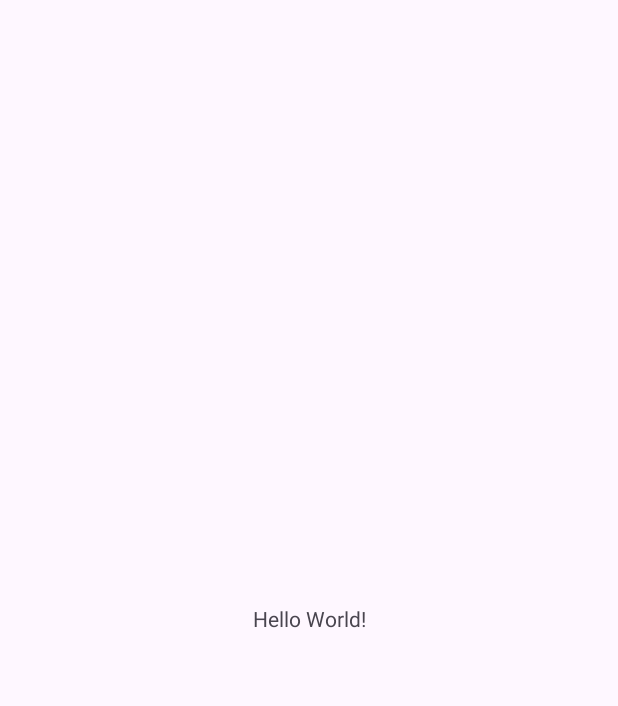
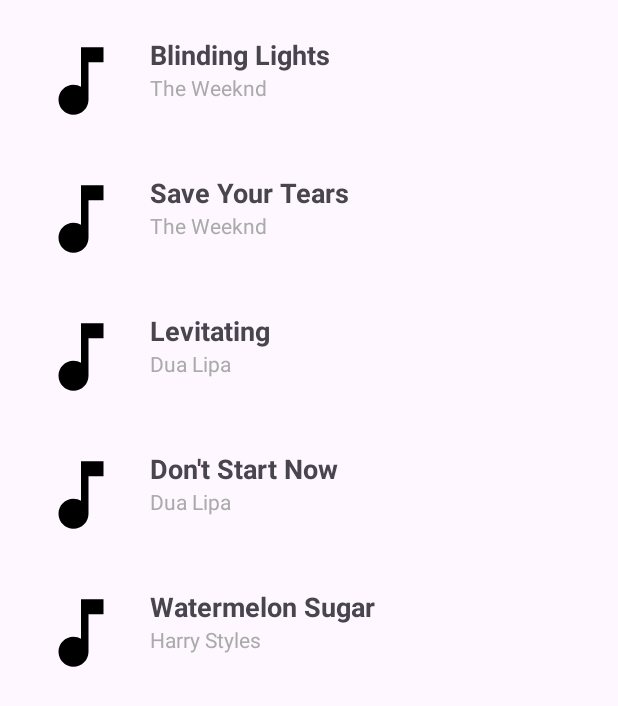
Before and after one commit to Zahid2496/Music-Streaming-Platform, an Android app: the screen it shows after launch (MainActivity), on a phone screen of 412 x 824 dp. Before the commit the part shown is almost empty. Shown: the top 706 px of the screen. Run offline under Robolectric (Android 15) with nearby library versions, the phone set to English and light mode, and no system bars; pictures from the network do not load.

Commit message:
Feature/MusicList Under Development

```diff
--- a/app/src/main/java/com/thapamusic/deezspot/MainActivity.java
+++ b/app/src/main/java/com/thapamusic/deezspot/MainActivity.java
@@ -1,24 +1,39 @@
 package com.thapamusic.deezspot;
 
 import android.os.Bundle;
-
-import androidx.activity.EdgeToEdge;
 import androidx.appcompat.app.AppCompatActivity;
-import androidx.core.graphics.Insets;
-import androidx.core.view.ViewCompat;
-import androidx.core.view.WindowInsetsCompat;
+import androidx.recyclerview.widget.LinearLayoutManager;
+import androidx.recyclerview.widget.RecyclerView;
+import java.util.ArrayList;
+import java.util.List;
 
 public class MainActivity extends AppCompatActivity {
+    private RecyclerView musicRecyclerView;
+    private MusicAdapter musicAdapter;
+    private List<Music> musicList;
 
     @Override
     protected void onCreate(Bundle savedInstanceState) {
         super.onCreate(savedInstanceState);
-        EdgeToEdge.enable(this);
         setContentView(R.layout.activity_main);
-        ViewCompat.setOnApplyWindowInsetsListener(findViewById(R.id.main), (v, insets) -> {
-            Insets systemBars = insets.getInsets(WindowInsetsCompat.Type.systemBars());
-            v.setPadding(systemBars.left, systemBars.top, systemBars.right, systemBars.bottom);
-            return insets;
-        });
+
+        musicRecyclerView = findViewById(R.id.music_recycler_view);
+        musicRecyclerView.setLayoutManager(new LinearLayoutManager(this));
+
+        // Initialize music list
+        musicList = new ArrayList<>();
+        musicList.add(new Music("1", "Blinding Lights", "The Weeknd", "After Hours",
+                203, "https://i.imgur.com/7jyzJbD.jpg", "https://example.com/music1.mp3"));
+        musicList.add(new Music("2", "Save Your Tears", "The Weeknd", "After Hours",
+                215, "https://i.imgur.com/7jyzJbD.jpg", "https://example.com/music2.mp3"));
+        musicList.add(new Music("3", "Levitating", "Dua Lipa", "Future Nostalgia",
+                218, "https://i.imgur.com/5XyW3fY.jpg", "https://example.com/music3.mp3"));
+        musicList.add(new Music("4", "Don't Start Now", "Dua Lipa", "Future Nostalgia",
+                183, "https://i.imgur.com/5XyW3fY.jpg", "https://example.com/music4.mp3"));
+        musicList.add(new Music("5", "Watermelon Sugar", "Harry Styles", "Fine Line",
+                174, "https://i.imgur.com/9qkZQvD.jpg", "https://example.com/music5.mp3"));
+
+        musicAdapter = new MusicAdapter(this, musicList);
+        musicRecyclerView.setAdapter(musicAdapter);
     }
 }
--- /dev/null
+++ b/app/src/main/java/com/thapamusic/deezspot/Music.java
@@ -0,0 +1,33 @@
+package com.thapamusic.deezspot;
+
+import java.io.Serializable;
+
+public class Music implements Serializable {
+    private String id;
+    private String title;
+    private String artist;
+    private String album;
+    private int duration;
+    private String imageUrl;
+    private String musicUrl;
+
+    public Music(String id, String title, String artist, String album,
+                 int duration, String imageUrl, String musicUrl) {
+        this.id = id;
+        this.title = title;
+        this.artist = artist;
+        this.album = album;
+        this.duration = duration;
+        this.imageUrl = imageUrl;
+        this.musicUrl = musicUrl;
+    }
+
+    // Getters
+    public String getId() { return id; }
+    public String getTitle() { return title; }
+    public String getArtist() { return artist; }
+    public String getAlbum() { return album; }
+    public int getDuration() { return duration; }
+    public String getImageUrl() { return imageUrl; }
+    public String getMusicUrl() { return musicUrl; }
+}
--- /dev/null
+++ b/app/src/main/java/com/thapamusic/deezspot/MusicAdapter.java
@@ -0,0 +1,66 @@
+package com.thapamusic.deezspot;
+
+import android.content.Context;
+import android.content.Intent;
+import android.view.LayoutInflater;
+import android.view.View;
+import android.view.ViewGroup;
+import android.widget.ImageView;
+import android.widget.TextView;
+import androidx.annotation.NonNull;
+import androidx.recyclerview.widget.RecyclerView;
+import com.bumptech.glide.Glide;
+import java.util.List;
+
+public class MusicAdapter extends RecyclerView.Adapter<MusicAdapter.MusicViewHolder> {
+    private Context context;
+    private List<Music> musicList;
+
+    public MusicAdapter(Context context, List<Music> musicList) {
+        this.context = context;
+        this.musicList = musicList;
+    }
+
+    @NonNull
+    @Override
+    public MusicViewHolder onCreateViewHolder(@NonNull ViewGroup parent, int viewType) {
+        View view = LayoutInflater.from(context).inflate(R.layout.music_item, parent, false);
+        return new MusicViewHolder(view);
+    }
+
+    @Override
+    public void onBindViewHolder(@NonNull MusicViewHolder holder, int position) {
+        Music music = musicList.get(position);
+        holder.title.setText(music.getTitle());
+        holder.artist.setText(music.getArtist());
+
+        Glide.with(context)
+                .load(music.getImageUrl())
+                .placeholder(R.drawable.ic_music_note)
+                .error(R.drawable.ic_music_note)
+                .into(holder.image);
+
+        holder.itemView.setOnClickListener(v -> {
+            Intent intent = new Intent(context, MusicDetailsActivity.class);
+            intent.putExtra("music", music);
+            context.startActivity(intent);
+        });
+    }
+
+    @Override
+    public int getItemCount() {
+        return musicList.size();
+    }
+
+    public static class MusicViewHolder extends RecyclerView.ViewHolder {
+        TextView title, artist;
+        ImageView image;
+
+        public MusicViewHolder(@NonNull View itemView) {
+            super(itemView);
+            title = itemView.findViewById(R.id.music_title);
+            artist = itemView.findViewById(R.id.music_artist);
+            image = itemView.findViewById(R.id.music_image);
+        }
+    }
+}
--- /dev/null
+++ b/app/src/main/java/com/thapamusic/deezspot/MusicPlayerActivity.java
@@ -0,0 +1,4 @@
+package com.thapamusic.deezspot;
+
+public class MusicPlayerActivity {
+}
--- /dev/null
+++ b/app/src/main/res/drawable/ic_music_note.xml
@@ -0,0 +1,9 @@
+<vector xmlns:android="http://schemas.android.com/apk/res/android"
+    android:width="24dp"
+    android:height="24dp"
+    android:viewportWidth="24"
+    android:viewportHeight="24">
+    <path
+        android:fillColor="#FF000000"
+        android:pathData="M12,3v10.55c-0.59,-0.34 -1.27,-0.55 -2,-0.55 -2.21,0 -4,1.79 -4,4s1.79,4 4,4 4,-1.79 4,-4V7h4V3H12z" />
+</vector>
--- a/app/src/main/res/layout/activity_main.xml
+++ b/app/src/main/res/layout/activity_main.xml
@@ -1,19 +1,14 @@
 <?xml version="1.0" encoding="utf-8"?>
-<androidx.constraintlayout.widget.ConstraintLayout xmlns:android="http://schemas.android.com/apk/res/android"
-    xmlns:app="http://schemas.android.com/apk/res-auto"
+<RelativeLayout xmlns:android="http://schemas.android.com/apk/res/android"
     xmlns:tools="http://schemas.android.com/tools"
-    android:id="@+id/main"
     android:layout_width="match_parent"
     android:layout_height="match_parent"
     tools:context=".MainActivity">
 
-    <TextView
-        android:layout_width="wrap_content"
-        android:layout_height="wrap_content"
-        android:text="Hello World!"
-        app:layout_constraintBottom_toBottomOf="parent"
-        app:layout_constraintEnd_toEndOf="parent"
-        app:layout_constraintStart_toStartOf="parent"
-        app:layout_constraintTop_toTopOf="parent" />
+    <androidx.recyclerview.widget.RecyclerView
+        android:id="@+id/music_recycler_view"
+        android:layout_width="match_parent"
+        android:layout_height="match_parent"
+        android:padding="8dp" />
 
-</androidx.constraintlayout.widget.ConstraintLayout>
+</RelativeLayout>
--- /dev/null
+++ b/app/src/main/res/layout/music_item.xml
@@ -0,0 +1,34 @@
+<?xml version="1.0" encoding="utf-8"?>
+<LinearLayout xmlns:android="http://schemas.android.com/apk/res/android"
+    android:layout_width="match_parent"
+    android:layout_height="wrap_content"
+    android:orientation="horizontal"
+    android:padding="16dp">
+
+    <ImageView
+        android:id="@+id/music_image"
+        android:layout_width="60dp"
+        android:layout_height="60dp"
+        android:src="@drawable/ic_music_note" />
+
+    <LinearLayout
+        android:layout_width="match_parent"
+        android:layout_height="wrap_content"
+        android:layout_marginStart="16dp"
+        android:orientation="vertical">
+
+        <TextView
+            android:id="@+id/music_title"
+            android:layout_width="match_parent"
+            android:layout_height="wrap_content"
+            android:textSize="18sp"
+            android:textStyle="bold" />
+
+        <TextView
+            android:id="@+id/music_artist"
+            android:layout_width="match_parent"
+            android:layout_height="wrap_content"
+            android:textSize="14sp"
+            android:textColor="@android:color/darker_gray" />
+    </LinearLayout>
+</LinearLayout>
```
Also changed, not shown: app/build.gradle.kts (+30 -0 lines), app/src/main/AndroidManifest.xml (+14 -7 lines), app/src/main/java/com/thapamusic/deezspot/MusicDetailsActivity.java (added, +68 -0 lines), app/src/main/java/com/thapamusic/deezspot/MusicPlayerService.java (added, +98 -0 lines), app/src/main/res/layout/activity_music_details.xml (added, +52 -0 lines), app/src/main/res/xml/network_security_config.xml (added, +8 -0 lines).
